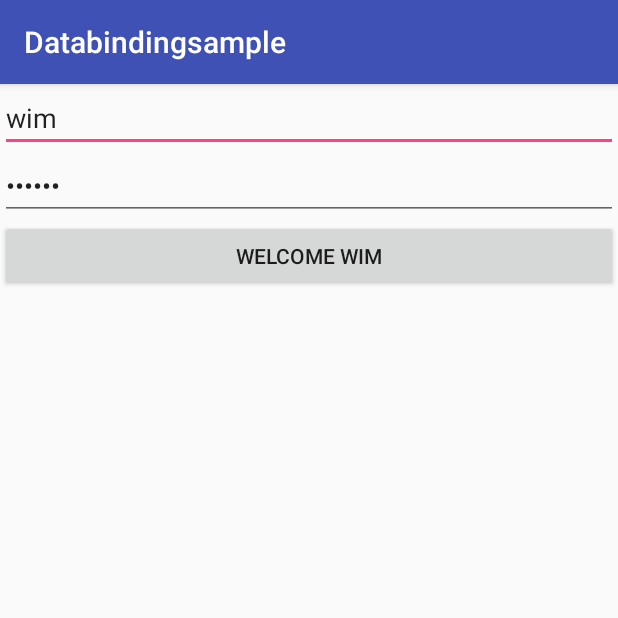
After one commit to Infinite-eyes/Android, an Android app: the TwoWayActivity screen opened directly, with no data from a screen before it, on a phone screen of 412 x 824 dp, the top half of it. The commit adds this screen. Run offline under Robolectric (Android 15) with nearby library versions, the phone set to English and light mode, and no system bars; our stand-ins replace data binding.

Commit message:
Databindingsample

```diff
--- a/demo/Databindingsample/app/build.gradle
+++ b/demo/Databindingsample/app/build.gradle
@@ -32,4 +32,5 @@ dependencies {
     compile 'com.android.support:appcompat-v7:25.1.1'
     testCompile 'junit:junit:4.12'
     compile 'com.android.support:recyclerview-v7:25.1.1'
+    compile 'com.github.bumptech.glide:glide:3.7.0'
 }
--- a/demo/Databindingsample/app/src/main/AndroidManifest.xml
+++ b/demo/Databindingsample/app/src/main/AndroidManifest.xml
@@ -17,6 +17,9 @@
         </activity>
         <activity android:name=".ListActivity"></activity>
         <activity android:name=".SimpleActivity"></activity>
+        <activity android:name=".ExpressionActivity"></activity>
+        <activity android:name=".TwoWayActivity"></activity>
+
     </application>
 
 </manifest>
--- /dev/null
+++ b/demo/Databindingsample/app/src/main/java/com/databindingsample/wim/databindingsample/FormModel.java
@@ -0,0 +1,39 @@
+package com.databindingsample.wim.databindingsample;
+
+import android.databinding.BaseObservable;
+import android.databinding.Bindable;
+
+/**
+ * Created by cwm02 on 2017/2/21.
+ */
+
+public class FormModel extends BaseObservable{
+
+    private String mName;
+
+    private String mPassword;
+
+    public FormModel(String name, String password) {
+        this.mName = name;
+        this.mPassword = password;
+    }
+    @Bindable
+    public String getName() {
+        return mName;
+    }
+
+    public void setName(String mName) {
+        this.mName = mName;
+        notifyPropertyChanged(com.databindingsample.wim.databindingsample.BR.name);
+    }
+
+    @Bindable
+    public String getPassword() {
+        return mPassword;
+    }
+
+    public void setPassword(String mPassword) {
+        this.mPassword = mPassword;
+        notifyPropertyChanged(com.databindingsample.wim.databindingsample.BR.password);
+    }
+}
--- /dev/null
+++ b/demo/Databindingsample/app/src/main/java/com/databindingsample/wim/databindingsample/TwoWayActivity.java
@@ -0,0 +1,25 @@
+package com.databindingsample.wim.databindingsample;
+
+import android.database.DatabaseUtils;
+import android.databinding.DataBindingUtil;
+import android.os.Bundle;
+import android.support.annotation.Nullable;
+import android.support.v7.app.AppCompatActivity;
+
+import com.databindingsample.wim.databindingsample.databinding.ActivityTwoWayBinding;
+
+/**
+ * Created by cwm02 on 2017/2/21.
+ */
+
+public class TwoWayActivity extends AppCompatActivity {
+
+    ActivityTwoWayBinding mBinding;
+    @Override
+    protected void onCreate(@Nullable Bundle savedInstanceState) {
+        super.onCreate(savedInstanceState);
+        mBinding = DataBindingUtil.setContentView(this,R.layout.activity_two_way);
+        mBinding.setModel(new FormModel("wim","123456"));
+
+    }
+}
--- /dev/null
+++ b/demo/Databindingsample/app/src/main/res/layout/activity_two_way.xml
@@ -0,0 +1,30 @@
+<?xml version="1.0" encoding="utf-8"?>
+<layout xmlns:android="http://schemas.android.com/apk/res/android">
+    <data>
+        <variable
+            name="model"
+            type="com.databindingsample.wim.databindingsample.FormModel">
+        </variable>
+    </data>
+<LinearLayout
+    android:orientation="vertical"
+    android:layout_width="match_parent"
+    android:layout_height="match_parent">
+    <EditText
+        android:layout_width="match_parent"
+        android:layout_height="wrap_content"
+        android:inputType="textNoSuggestions"
+        android:text="@={model.name}"/>
+    <EditText
+        android:layout_width="match_parent"
+        android:layout_height="wrap_content"
+        android:inputType="textPassword"
+        android:text="@={model.password}"/>
+    <Button
+        android:layout_width="match_parent"
+        android:layout_height="wrap_content"
+        android:text="@{@string/welcome(model.name)}"/>
+
+
+</LinearLayout>
+</layout>
--- a/demo/Databindingsample/app/src/main/res/values/strings.xml
+++ b/demo/Databindingsample/app/src/main/res/values/strings.xml
@@ -2,5 +2,5 @@
     <string name="app_name">Databindingsample</string>
     <string name="demo_list_add_item">增加</string>
     <string name="demo_list_remove_item">删除</string>
-
+    <string name="welcome">welcome  %s</string>
 </resources>
```
Also changed, not shown: demo/Databindingsample/app/src/main/java/com/databindingsample/wim/databindingsample/DemoBindingAdapter.java (added, +25 -0 lines), demo/Databindingsample/app/src/main/java/com/databindingsample/wim/databindingsample/ExpressionActivity.java (added, +27 -0 lines), demo/Databindingsample/app/src/main/java/com/databindingsample/wim/databindingsample/MainActivity.java (+10 -0 lines), demo/Databindingsample/app/src/main/java/com/databindingsample/wim/databindingsample/User.java (+11 -0 lines), demo/Databindingsample/app/src/main/res/layout/activity_expression.xml (added, +20 -0 lines), demo/Databindingsample/app/src/main/res/layout/activity_main.xml (+6 -4 lines), demo/Databindingsample/app/src/main/res/drawable/default_avatar.jpg (added), 1 other file.
